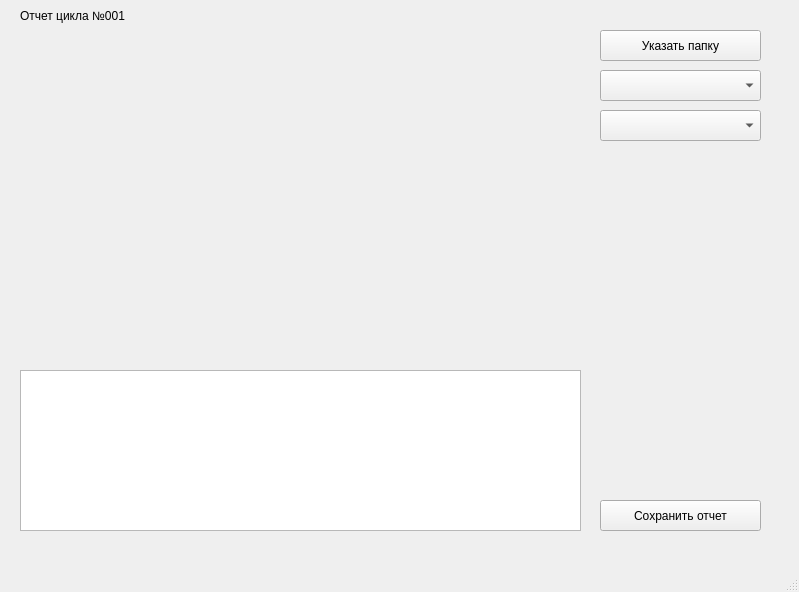
Qt form report_prog.ui (Gleb1ONE/AutoclaveReport) before a commit.
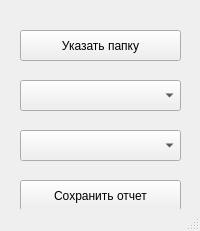
The same form after that commit.

The edit to the form file:
```diff
--- a/report_prog.ui
+++ b/report_prog.ui
@@ -6,28 +6,18 @@
    <rect>
     <x>0</x>
     <y>0</y>
-    <width>799</width>
-    <height>592</height>
+    <width>200</width>
+    <height>231</height>
    </rect>
   </property>
   <property name="windowTitle">
    <string>Autoclave Report Promintellect 2022</string>
   </property>
   <widget class="QWidget" name="centralwidget">
-   <widget class="QTableView" name="tableView">
-    <property name="geometry">
-     <rect>
-      <x>20</x>
-      <y>370</y>
-      <width>561</width>
-      <height>161</height>
-     </rect>
-    </property>
-   </widget>
    <widget class="QPushButton" name="pushButton">
     <property name="geometry">
      <rect>
-      <x>600</x>
+      <x>20</x>
       <y>30</y>
       <width>161</width>
       <height>31</height>
@@ -40,8 +30,8 @@
    <widget class="QPushButton" name="pushButton_2">
     <property name="geometry">
      <rect>
-      <x>600</x>
-      <y>500</y>
+      <x>20</x>
+      <y>180</y>
       <width>161</width>
       <height>31</height>
      </rect>
@@ -50,44 +40,21 @@
      <string>Сохранить отчет</string>
     </property>
    </widget>
-   <widget class="QLabel" name="label">
-    <property name="geometry">
-     <rect>
-      <x>20</x>
-      <y>0</y>
-      <width>421</width>
-      <height>31</height>
-     </rect>
-    </property>
-    <property name="text">
-     <string>Отчет цикла №001</string>
-    </property>
-   </widget>
    <widget class="QComboBox" name="comboBox">
     <property name="geometry">
      <rect>
-      <x>600</x>
-      <y>70</y>
+      <x>20</x>
+      <y>80</y>
       <width>161</width>
       <height>31</height>
      </rect>
     </property>
    </widget>
-   <widget class="QWidget" name="widget" native="true">
-    <property name="geometry">
-     <rect>
-      <x>20</x>
-      <y>40</y>
-      <width>561</width>
-      <height>321</height>
-     </rect>
-    </property>
-   </widget>
    <widget class="QComboBox" name="comboBox_2">
     <property name="geometry">
      <rect>
-      <x>600</x>
-      <y>110</y>
+      <x>20</x>
+      <y>130</y>
       <width>161</width>
       <height>31</height>
      </rect>
```
Left out of the diff: 10 changed lines with no effect on the pictures.
